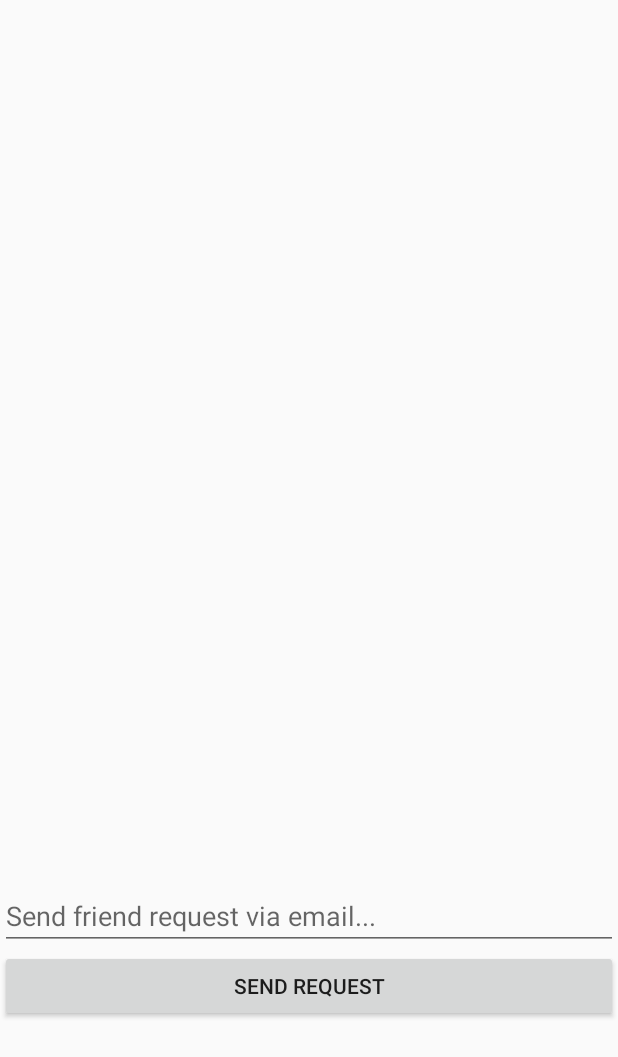
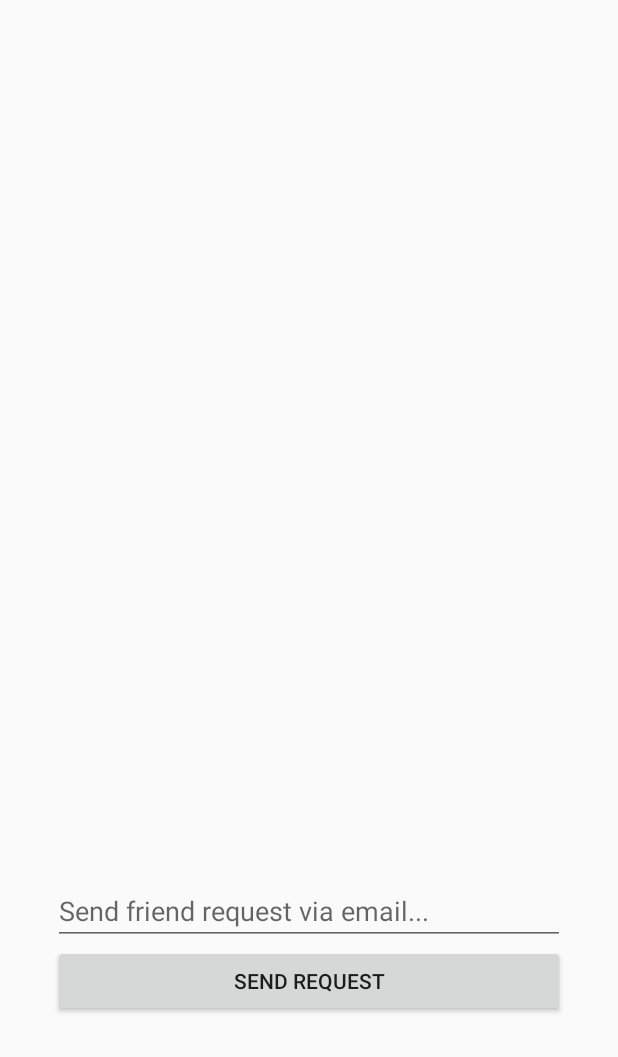
Before and after one commit to vitzthumar/CS450FinalProject, an Android app: the layout fragment_main.xml on its own in the app's theme, with its tools: preview values and no code run, on a phone screen of 412 x 824 dp. Shown: the top 1057 px of the screen. Run offline under Robolectric (Android 15) with nearby library versions, the phone set to English and light mode, and no system bars.

```diff
--- a/app/src/main/java/com/example/august/cs450finalproject/MessagesFragment.java
+++ b/app/src/main/java/com/example/august/cs450finalproject/MessagesFragment.java
@@ -255,6 +255,7 @@ public class MessagesFragment extends Fragment {
         public void onBindViewHolder(SimpleRVAdapter.SimpleViewHolder holder, int position) {
             holder.friendsName.setText(dataSource.get(position).getFriendName());
             if (Integer.valueOf(unReadCountMap.get(dataSource.get(position).getFriendId())) > 0) {
+                holder.newMessageNotif.setVisibility(View.VISIBLE);
                 holder.newMessageNotif.setText(String.format(getResources().getString(R.string.new_message), unReadCountMap.get(dataSource.get(position).getFriendId())));
             }
             downloadFromURL(dataSource.get(position).getImageURL(), holder.friendsImage);
--- a/app/src/main/res/layout/fragment_dashboard.xml
+++ b/app/src/main/res/layout/fragment_dashboard.xml
@@ -27,6 +27,8 @@
                 android:layout_height="wrap_content"
                 android:text="@string/friends_in_your_area"
                 android:gravity="center"
+                android:layout_marginTop="10dp"
+                android:layout_marginBottom="10dp"
                 android:textSize="20sp"/>
 
             <android.support.v7.widget.RecyclerView
@@ -50,6 +52,8 @@
                 android:layout_width="match_parent"
                 android:layout_height="wrap_content"
                 android:text="@string/friends_not_in_your_area"
+                android:layout_marginTop="10dp"
+                android:layout_marginBottom="10dp"
                 android:gravity="center"
                 android:textSize="20sp"/>
 
--- a/app/src/main/res/layout/fragment_main.xml
+++ b/app/src/main/res/layout/fragment_main.xml
@@ -25,7 +25,7 @@
         <LinearLayout
             android:layout_width="match_parent"
             android:layout_height="0dp"
-            android:layout_weight="2.5"
+            android:layout_weight="2"
             android:orientation="vertical"
             android:gravity="center">
 
@@ -42,20 +42,23 @@
             android:layout_width="match_parent"
             android:layout_height="0dp"
             android:layout_weight="1"
-            android:orientation="vertical">
+            android:orientation="vertical"
+            android:padding="35dp">
 
             <EditText
+                android:id="@+id/pendingET"
                 android:layout_width="match_parent"
                 android:layout_height="wrap_content"
-                android:id="@+id/pendingET"
-                android:inputType="textEmailAddress"
-                android:hint="@string/send_friend_request_via_email"/>
+                android:hint="@string/send_friend_request_via_email"
+                android:inputType="textEmailAddress" />
 
             <Button
+                android:id="@+id/pendingBT"
                 android:layout_width="match_parent"
                 android:layout_height="wrap_content"
-                android:id="@+id/pendingBT"
-                android:text="@string/send_request"/>
+                android:text="@string/send_request"
+
+                />
 
         </LinearLayout>
     </LinearLayout>
--- a/app/src/main/res/layout/message_item.xml
+++ b/app/src/main/res/layout/message_item.xml
@@ -38,6 +38,7 @@
                 android:layout_height="wrap_content"
                 android:textColor="@color/colorAccent"
                 android:textSize="15sp"
+                android:visibility="gone"
                 />
         </LinearLayout>
 
--- a/app/src/main/res/values/strings.xml
+++ b/app/src/main/res/values/strings.xml
@@ -126,7 +126,7 @@
     <string name="send_request">SEND REQUEST</string>
     <string name="send_friend_request_via_email">Send friend request via email...</string>
     <string name="common_interests">Common interests</string>
-    <string name="friends_not_in_your_area">Friends not in your area</string>
-    <string name="friends_in_your_area">Friends in your area</string>
+    <string name="friends_not_in_your_area"><u>Friends not in your area</u></string>
+    <string name="friends_in_your_area"><u>Friends in your area</u></string>
     <string name="new_message">%1$s Message(s)</string>
 </resources>
```
Also changed, not shown: app/src/main/java/com/example/august/cs450finalproject/MainFragment.java (+8 -0 lines).
